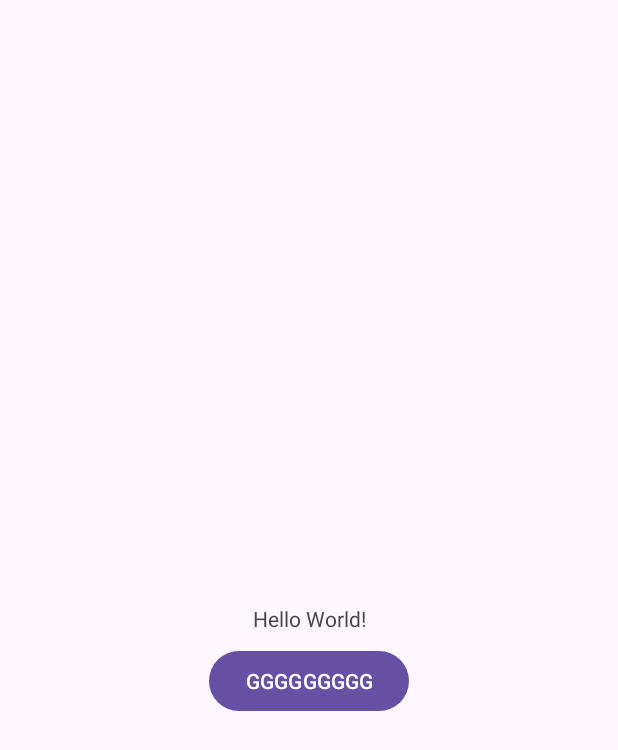
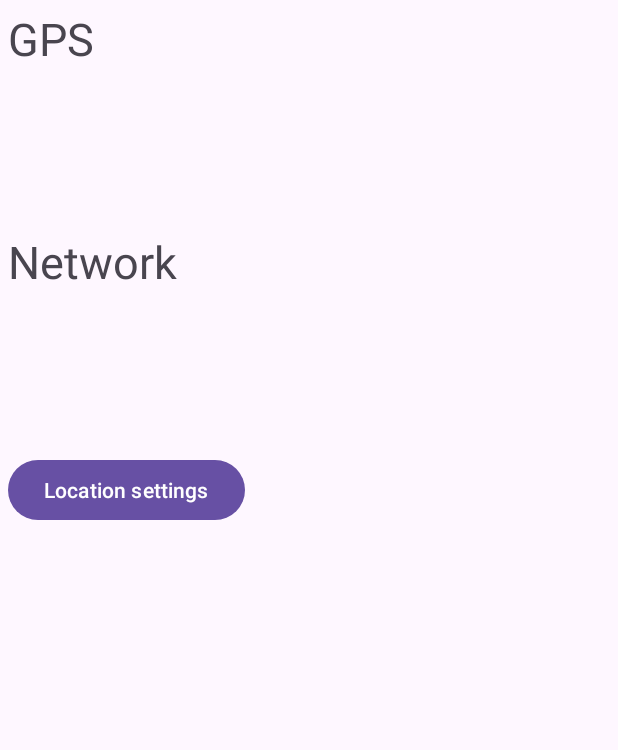
Before and after one commit to ice-knight-paladin/wheatherApp, an Android app: the layout activity_main.xml on its own in the app's theme, with its tools: preview values and no code run, on a phone screen of 412 x 824 dp. Shown: the top 750 px of the screen. Run offline under Robolectric (Android 15) with nearby library versions, the phone set to English and light mode, and no system bars.

Commit message:
gps, not work

```diff
--- a/app/src/main/AndroidManifest.xml
+++ b/app/src/main/AndroidManifest.xml
@@ -2,6 +2,8 @@
 <manifest xmlns:android="http://schemas.android.com/apk/res/android"
     xmlns:tools="http://schemas.android.com/tools">
 
+    <uses-permission android:name="android.permission.ACCESS_COARSE_LOCATION" />
+    <uses-permission android:name="android.permission.ACCESS_FINE_LOCATION" />
     <application
         android:allowBackup="true"
         android:dataExtractionRules="@xml/data_extraction_rules"
--- a/app/src/main/res/layout/activity_main.xml
+++ b/app/src/main/res/layout/activity_main.xml
@@ -5,28 +5,72 @@
     android:id="@+id/main"
     android:layout_width="match_parent"
     android:layout_height="match_parent"
+
     tools:context=".MainActivity">
+    <LinearLayout
+        android:layout_width="match_parent"
+        android:layout_height="match_parent"
+        android:orientation="vertical"
+        android:padding="5dp">
+        <TextView
+            android:id="@+id/tvTitleGPS"
+            android:layout_width="wrap_content"
+            android:layout_height="wrap_content"
+            android:text="@string/provider_gps"
+            android:textSize="30sp">
+        </TextView>
+        <TextView
+            android:id="@+id/tvEnabledGPS"
+            android:layout_width="wrap_content"
+            android:layout_height="wrap_content"
+            android:textSize="24sp">
+        </TextView>
+        <TextView
+            android:id="@+id/tvStatusGPS"
+            android:layout_width="wrap_content"
+            android:layout_height="wrap_content"
+            android:textSize="24sp">
+        </TextView>
+        <TextView
+            android:id="@+id/tvLocationGPS"
+            android:layout_width="wrap_content"
+            android:layout_height="wrap_content"
+            android:textSize="24sp">
+        </TextView>
 
-    <TextView
-        android:id="@+id/text_field"
-        android:layout_width="wrap_content"
-        android:layout_height="wrap_content"
-        android:paddingVertical="8dp"
-        android:text="Hello World!"
-        android:textAlignment="center"
-        app:layout_constraintBottom_toBottomOf="parent"
-        app:layout_constraintEnd_toEndOf="parent"
-        app:layout_constraintStart_toStartOf="parent"
-        app:layout_constraintTop_toTopOf="parent" />
+        <TextView
+            android:id="@+id/tvTitleNet"
+            android:layout_width="wrap_content"
+            android:layout_height="wrap_content"
+            android:layout_marginTop="10dp"
+            android:text="@string/provider_network"
+            android:textSize="30sp"></TextView>
 
-    <com.google.android.material.button.MaterialButton
-        android:id="@+id/update_text"
-        android:layout_width="wrap_content"
-        android:layout_height="wrap_content"
-        android:text="GGGGGGGGG"
-        app:layout_constraintBottom_toBottomOf="parent"
-        app:layout_constraintEnd_toEndOf="parent"
-        app:layout_constraintStart_toStartOf="parent"
-        app:layout_constraintTop_toBottomOf="@id/text_field"
-        app:layout_constraintVertical_bias="0" />
+        <TextView
+            android:id="@+id/tvEnabledNet"
+            android:layout_width="wrap_content"
+            android:layout_height="wrap_content"
+            android:textSize="24sp">
+        </TextView>
+        <TextView
+            android:id="@+id/tvStatusNet"
+            android:layout_width="wrap_content"
+            android:layout_height="wrap_content"
+            android:textSize="24sp">
+        </TextView>
+        <TextView
+            android:id="@+id/tvLocationNet"
+            android:layout_width="wrap_content"
+            android:layout_height="wrap_content"
+            android:textSize="24sp">
+        </TextView>
+
+        <Button
+            android:id="@+id/btnLocationSettings"
+            android:layout_width="wrap_content"
+            android:layout_height="wrap_content"
+            android:layout_marginTop="10dp"
+            android:onClick="onClickLocationSettings"
+            android:text="@string/location_settings"></Button>
+    </LinearLayout>
 </androidx.constraintlayout.widget.ConstraintLayout>
--- a/app/src/main/res/values/strings.xml
+++ b/app/src/main/res/values/strings.xml
@@ -1,3 +1,6 @@
 <resources>
     <string name="app_name">weatherapp</string>
+    <string name="provider_gps">GPS</string>
+    <string name="provider_network">Network</string>
+    <string name="location_settings">Location settings</string>
 </resources>
```
Also changed, not shown: app/src/main/java/org/dc/arseniy/weatherapp/MainActivity.kt (+119 -6 lines).
